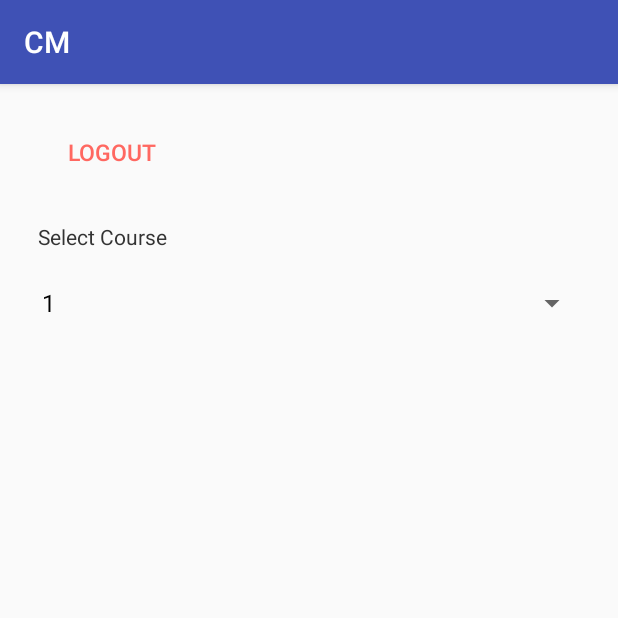
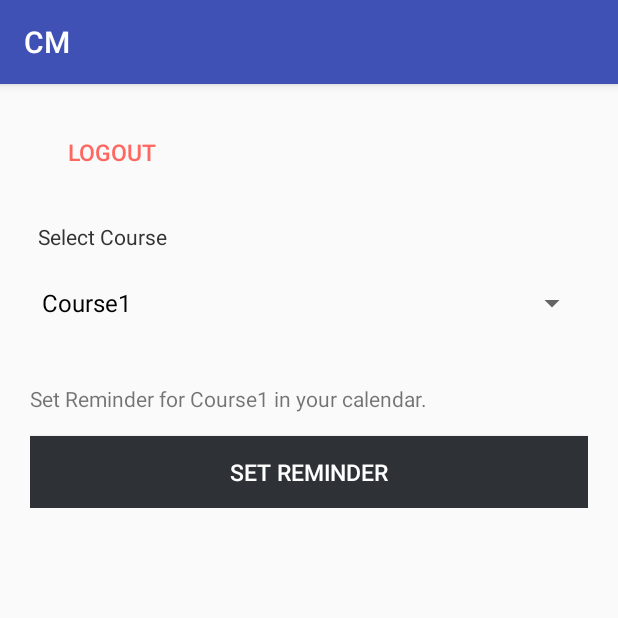
Before and after one commit to mebjas/cm-bs-repo, an Android app: the DashboardActivity screen opened directly, with no data from a screen before it, on a phone screen of 412 x 824 dp, the top half of it. Run offline under Robolectric (Android 15) with nearby library versions, the phone set to English and light mode, and no system bars; network calls fail; 1 statement that could not run was skipped.

Commit message:
Added option to add remined

```diff
--- a/Android/CM/app/build.gradle
+++ b/Android/CM/app/build.gradle
@@ -27,4 +27,5 @@ dependencies {
     compile 'com.android.support:appcompat-v7:25.1.0'
     testCompile 'junit:junit:4.12'
     compile 'com.mcxiaoke.volley:library-aar:1.0.0'
+    compile 'com.google.android.gms:play-services-appindexing:8.4.0'
 }
--- a/Android/CM/app/src/main/AndroidManifest.xml
+++ b/Android/CM/app/src/main/AndroidManifest.xml
@@ -34,7 +34,11 @@
             android:name=".DashboardActivity"
             android:label="@string/app_name"
             android:launchMode="singleTop" />
-        <activity android:name=".ForgotPassword"></activity>
+        <activity android:name=".ForgotPassword"></activity><!-- ATTENTION: This was auto-generated to add Google Play services to your project for
+     App Indexing.  See https://g.co/AppIndexing/AndroidStudio for more information. -->
+        <meta-data
+            android:name="com.google.android.gms.version"
+            android:value="@integer/google_play_services_version" />
     </application>
 
 </manifest>
--- a/Android/CM/app/src/main/java/todofy/cm/DashboardActivity.java
+++ b/Android/CM/app/src/main/java/todofy/cm/DashboardActivity.java
@@ -1,18 +1,37 @@
 package todofy.cm;
 
+import android.app.ProgressDialog;
+import android.net.Uri;
 import android.support.v7.app.AppCompatActivity;
 import android.os.Bundle;
+
+import java.util.Calendar;
 import java.util.HashMap;
+import java.util.List;
 
 import android.app.Activity;
 import android.content.Intent;
+import android.app.AlarmManager;
+import android.app.PendingIntent;
+import android.content.Context;
 import android.os.Bundle;
 import android.view.View;
+import android.widget.AdapterView;
 import android.widget.Button;
+import android.widget.LinearLayout;
+import android.widget.ListView;
 import android.widget.TextView;
 import android.widget.Spinner;
 import android.widget.ArrayAdapter;
 import android.view.ViewGroup;
+import android.widget.Toast;
+import android.content.ContentValues;
+import android.provider.CalendarContract.Events;
+
+import com.google.android.gms.appindexing.Action;
+import com.google.android.gms.appindexing.AppIndex;
+import com.google.android.gms.appindexing.Thing;
+import com.google.android.gms.common.api.GoogleApiClient;
 
 import todofy.cm.app.Courses;
 import todofy.cm.helper.SessionManager;
@@ -21,11 +40,18 @@ import todofy.cm.helper.SQLiteHandler;
 public class DashboardActivity extends AppCompatActivity {
 
     private TextView txtName;
-    private TextView txtEmail;
-    private Button btnLogout;
+    private TextView txtEmail, txtSubtitle;
+    private Button btnLogout, btnSetReminder;
+    private LinearLayout setReminderView;
 
     private SQLiteHandler db;
     private SessionManager session;
+    private ProgressDialog pDialog;
+    /**
+     * ATTENTION: This was auto-generated to implement the App Indexing API.
+     * See https://g.co/AppIndexing/AndroidStudio for more information.
+     */
+    private GoogleApiClient client;
 
     @Override
     protected void onCreate(Bundle savedInstanceState) {
@@ -34,7 +60,14 @@ public class DashboardActivity extends AppCompatActivity {
 
         txtName = (TextView) findViewById(R.id.name);
         txtEmail = (TextView) findViewById(R.id.email);
+        txtSubtitle = (TextView) findViewById(R.id.subtitleSetReminder);
         btnLogout = (Button) findViewById(R.id.btnLogout);
+        btnSetReminder = (Button) findViewById(R.id.btnSetReminder);
+        setReminderView = (LinearLayout) findViewById(R.id.SelectDateTimeView);
+
+        // Progress dialog
+        pDialog = new ProgressDialog(this);
+        pDialog.setCancelable(false);
 
         // SqLite database handler
         db = new SQLiteHandler(getApplicationContext());
@@ -65,15 +98,48 @@ public class DashboardActivity extends AppCompatActivity {
             }
         });
 
-        Spinner dropdown = (Spinner)findViewById(R.id.SelectCourse);
+        final Spinner dropdown = (Spinner) findViewById(R.id.SelectCourse);
         ArrayAdapter<String> adapter = new ArrayAdapter<String>(this, android.R.layout.simple_spinner_dropdown_item, Courses.items);
         dropdown.setAdapter(adapter);
+
+        dropdown.setOnItemSelectedListener(new AdapterView.OnItemSelectedListener() {
+            @Override
+            public void onItemSelected(AdapterView<?> adapterView, View view, int i, long l) {
+                setReminderView.setVisibility(View.VISIBLE);
+                txtSubtitle.setText("Set Reminder for " +Courses.items[i] +" in your calendar.");
+            }
+
+            @Override
+            public void onNothingSelected(AdapterView<?> adapterView) {
+                setReminderView.setVisibility(View.INVISIBLE);
+            }
+        });
+
+        btnSetReminder.setOnClickListener(new View.OnClickListener() {
+            @Override
+            public void onClick(View v) {
+                Toast.makeText(getApplicationContext(),
+                        "Setting course reminder", Toast.LENGTH_LONG)
+                        .show();
+
+                addReminder(Courses.items[(int)(dropdown.getSelectedItemId())]);
+            }
+        });
+
+        // Logout button click event
+        btnLogout.setOnClickListener(new View.OnClickListener() {
+
+            @Override
+            public void onClick(View v) {
+                logoutUser();
+            }
+        });
     }
 
     /**
      * Logging out the user. Will set isLoggedIn flag to false in shared
      * preferences Clears the user data from sqlite users table
-     * */
+     */
     private void logoutUser() {
         session.setLogin(false);
 
@@ -84,4 +150,17 @@ public class DashboardActivity extends AppCompatActivity {
         startActivity(i);
         finish();
     }
+
+
+    public void addReminder(String title){
+        Calendar cal = Calendar.getInstance();
+        Intent intent = new Intent(Intent.ACTION_EDIT);
+        intent.setType("vnd.android.cursor.item/event");
+        intent.putExtra("beginTime", cal.getTimeInMillis());
+        intent.putExtra("allDay", false);
+        intent.putExtra("rule", "FREQ=DAILY");
+        intent.putExtra("endTime", cal.getTimeInMillis()+60*60*1000);
+        intent.putExtra("title", getString( R.string.prefix_reminder_title) +" " + title);
+        startActivity(intent);
+    }
 }
--- a/Android/CM/app/src/main/java/todofy/cm/app/Courses.java
+++ b/Android/CM/app/src/main/java/todofy/cm/app/Courses.java
@@ -5,5 +5,5 @@ package todofy.cm.app;
  */
 
 public class Courses {
-    public  static  String[] items = new String[]{"1", "2", "three"};
+    public  static  String[] items = new String[]{"Course1", "Course2", "Course3", "Course4", "Course5"};
 }
--- a/Android/CM/app/src/main/res/layout/activity_dashboard.xml
+++ b/Android/CM/app/src/main/res/layout/activity_dashboard.xml
@@ -12,10 +12,6 @@
         android:layout_marginTop="20dp"
         android:orientation="vertical"
         android:id="@+id/linearLayout">
-
-
-
-
 
         <LinearLayout
             android:orientation="horizontal"
@@ -84,5 +80,35 @@
         android:layout_marginRight="20dp"
         android:spinnerMode="dropdown" />
 
+    <LinearLayout
+        android:layout_width="match_parent"
+        android:layout_height="wrap_content"
+        android:id="@+id/SelectDateTimeView"
+        android:orientation="vertical"
+        android:layout_below="@+id/SelectCourse"
+        android:layout_marginTop="10dp"
+        android:padding="20dp"
+        android:scrollbars="vertical"
+        android:visibility="invisible">
+
+        <TextView
+            android:layout_width="match_parent"
+            android:layout_height="wrap_content"
+            android:id="@+id/subtitleSetReminder"
+            android:layout_marginBottom="10dp">
+            </TextView>
+        <Button
+            android:id="@+id/btnSetReminder"
+            android:layout_width="match_parent"
+            android:layout_height="wrap_content"
+            android:layout_marginTop="5dip"
+            android:background="@color/bg_register"
+            android:text="@string/btn_set_reminder"
+            android:textAllCaps="false"
+            android:textColor="@color/white"
+            android:textSize="15sp"
+            android:padding="0dp"/>
+    </LinearLayout>
+
 
 </RelativeLayout>
--- a/Android/CM/app/src/main/res/values/strings.xml
+++ b/Android/CM/app/src/main/res/values/strings.xml
@@ -6,9 +6,11 @@
     <string name="btn_login">LOGIN</string>
     <string name="btn_register">REGISTER</string>
     <string name="btn_reset">RESET</string>
+    <string name="btn_set_reminder">SET REMINDER</string>
     <string name="btn_link_to_register">Not a member? Sign up now.</string>
     <string name="btn_forgot_password">Forgot Password? Reset Now.</string>
     <string name="btn_link_to_login">Already registred! Login Me.</string>
     <string name="welcome">Welcome</string>
     <string name="btn_logout">LOGOUT</string>
+    <string name="prefix_reminder_title">Reminder for course: </string>
 </resources>
```
